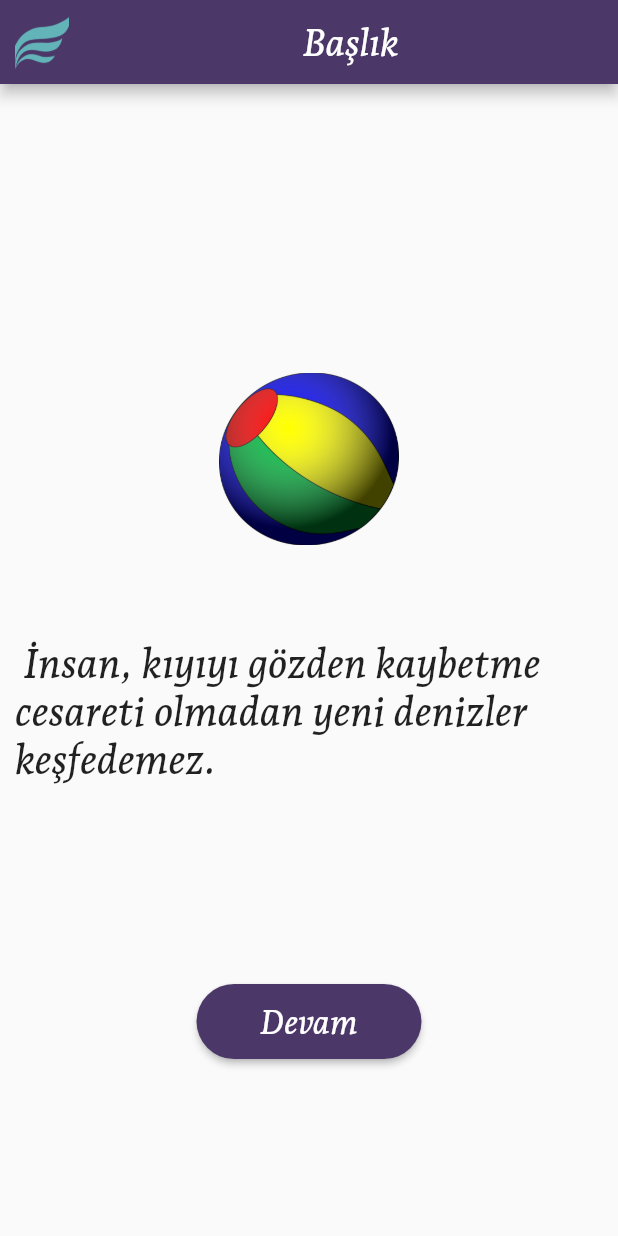
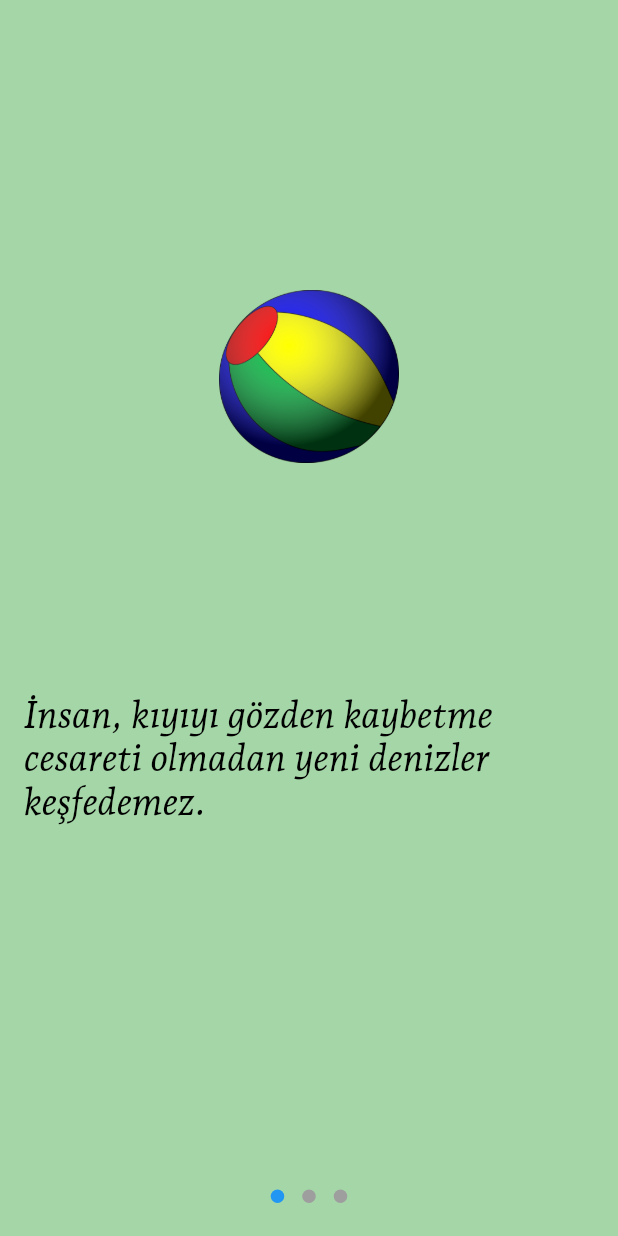
Before and after one commit to YusufEbinc/Onboarding, a Flutter app: the screen it shows after launch, on a phone screen of 412 x 824 dp. Run offline on Flutter 3.47's test engine with Material 2 defaults, Android fonts, the phone set to English and light mode, and no system bars; drawn by our look-alikes of introduction_screen.

Commit message:
splash screen

```diff
--- /dev/null
+++ b/lib/constants/constant_strings.dart
@@ -0,0 +1,3 @@
+class ConstantString {
+  String deger = 'lkmğlkmğlkmkm';
+}
--- a/lib/home_page.dart
+++ /dev/null
@@ -1,116 +0,0 @@
-import 'package:flutter/cupertino.dart';
-import 'package:flutter/material.dart';
-
-class HomePage extends StatefulWidget {
-  const HomePage({Key? key}) : super(key: key);
-
-  @override
-  State<HomePage> createState() => _HomePageState();
-}
-
-class _HomePageState extends State<HomePage> {
-  String title =
-      ' İnsan, kıyıyı gözden kaybetme cesareti olmadan yeni denizler keşfedemez.';
-
-  @override
-  Widget build(BuildContext context) {
-    return Scaffold(
-      appBar: AppBar(
-        title: Center(
-            child: Text(
-          'Başlık',
-          style: Theme.of(context)
-              .textTheme
-              .bodyText1!
-              .copyWith(color: Colors.white),
-        )),
-        leading: Padding(
-          padding: const EdgeInsets.all(10),
-          child: Image.asset(
-            "assets/images/logo.png",
-            color: const Color(0xFF63B4B8),
-            fit: BoxFit.cover,
-          ),
-        ),
-      ),
-      body: Column(
-        mainAxisAlignment: MainAxisAlignment.spaceEvenly,
-        children: [
-          const AnimatedImage(),
-          Padding(
-            padding: const EdgeInsets.symmetric(vertical: 15, horizontal: 10),
-            child: Text(
-              title,
-              style:
-                  Theme.of(context).textTheme.bodyText1!.copyWith(fontSize: 27),
-            ),
-          ),
-          SizedBox(
-            height: 50,
-            width: 150,
-            child: ElevatedButton(
-              child: Text(
-                'Devam',
-                style: Theme.of(context)
-                    .textTheme
-                    .bodyText1!
-                    .copyWith(fontSize: 22, color: Colors.white),
-              ),
-              onPressed: () {},
-              style: ElevatedButton.styleFrom(
-                primary: const Color(0xFF4B3869),
-                shape: RoundedRectangleBorder(
-                  borderRadius: BorderRadius.circular(30),
-                ),
-              ),
-            ),
-          )
-        ],
-      ),
-    );
-  }
-}
-
-class AnimatedImage extends StatefulWidget {
-  const AnimatedImage({Key? key}) : super(key: key);
-
-  @override
-  _AnimatedImageState createState() => _AnimatedImageState();
-}
-
-class _AnimatedImageState extends State<AnimatedImage>
-    with SingleTickerProviderStateMixin {
-  late final AnimationController controller;
-  late Animation<Offset> animation;
-  @override
-  void initState() {
-    super.initState();
-
-    controller =
-        AnimationController(vsync: this, duration: const Duration(seconds: 3))
-          ..repeat(reverse: true);
-
-    animation = Tween(
-      begin: Offset.zero,
-      end: const Offset(0.0, 1.0),
-    ).animate(controller);
-  }
-
-  @override
-  void dispose() {
-    super.dispose();
-    controller.dispose();
-  }
-
-  @override
-  Widget build(BuildContext context) {
-    return SlideTransition(
-      position: animation,
-      child: Image.asset(
-        "assets/images/top.png",
-        height: 120,
-        width: 120,
-      ),
-    );
-  }
-}
--- a/lib/main.dart
+++ b/lib/main.dart
@@ -1,6 +1,6 @@
 import 'package:flutter/material.dart';
 
-import 'package:flutter_my_widget/home_page.dart';
+import 'package:flutter_my_widget/views/screens/onboarding.dart';
 
 void main() => runApp(const MyApp());
 
@@ -20,7 +20,7 @@ class MyApp extends StatelessWidget {
       ),
       title: 'Material App',
       debugShowCheckedModeBanner: false,
-      home: const HomePage(),
+      home: const OnboardingPage(),
     );
   }
 }
--- /dev/null
+++ b/lib/views/screens/home_page.dart
@@ -0,0 +1,44 @@
+import 'package:flutter/cupertino.dart';
+import 'package:flutter/material.dart';
+
+import 'package:flutter_my_widget/views/widgets/text_widget.dart';
+
+class HomePage extends StatefulWidget {
+  const HomePage({Key? key}) : super(key: key);
+
+  @override
+  State<HomePage> createState() => _HomePageState();
+}
+
+class _HomePageState extends State<HomePage> {
+  @override
+  Widget build(BuildContext context) {
+    return Scaffold(
+      appBar: AppBar(
+        title: Center(
+            child: Text(
+          'Başlık',
+          style: Theme.of(context)
+              .textTheme
+              .bodyText1!
+              .copyWith(color: Colors.white),
+        )),
+        leading: Padding(
+          padding: const EdgeInsets.all(10),
+          child: Image.asset(
+            "assets/images/logo.png",
+            color: const Color(0xFF63B4B8),
+            fit: BoxFit.cover,
+          ),
+        ),
+      ),
+      body: const Center(
+        child: TextWidegt(
+            titleName: 'Home Page',
+            fontSize: 30,
+            fontName: 'Anda',
+            textColor: Colors.black),
+      ),
+    );
+  }
+}
--- /dev/null
+++ b/lib/views/screens/onboarding.dart
@@ -0,0 +1,79 @@
+import 'package:flutter/material.dart';
+
+import 'package:flutter_my_widget/views/screens/home_page.dart';
+import 'package:flutter_my_widget/views/widgets/animated_image.dart';
+import 'package:flutter_my_widget/views/widgets/text_widget.dart';
+import 'package:introduction_screen/introduction_screen.dart';
+
+class OnboardingPage extends StatefulWidget {
+  const OnboardingPage({Key? key}) : super(key: key);
+
+  @override
+  State<OnboardingPage> createState() => _OnboardingPageState();
+}
+
+class _OnboardingPageState extends State<OnboardingPage> {
+  @override
+  Widget build(BuildContext context) {
+    List<String> onboardingTitle = [
+      'İnsan, kıyıyı gözden kaybetme cesareti olmadan yeni denizler keşfedemez.',
+      'Bu hayatta her şey zor olsa da hiçbir zaman imkansız değildir.',
+      'Hiç kimse geriye gidip yeni bir başlangıç yapamaz; ama bugün yeni bir son yapıp yeniden başlayabilir.'
+    ];
+
+    return SafeArea(
+      child: IntroductionScreen(
+        pages: [
+          PageViewModel(
+            title: '',
+            bodyWidget: Center(
+              child: TextWidegt(
+                  titleName: onboardingTitle[0],
+                  fontSize: 25,
+                  fontName: 'Anda',
+                  textColor: Colors.black),
+            ),
+            image: const Center(child: AnimatedImage()),
+          ),
+          PageViewModel(
+            title: '',
+            bodyWidget: Center(
+              child: TextWidegt(
+                  titleName: onboardingTitle[1],
+                  fontSize: 25,
+                  fontName: 'Anda',
+                  textColor: Colors.black),
+            ),
+            image: const Center(child: AnimatedImage()),
+          ),
+          PageViewModel(
+            title: '',
+            bodyWidget: Center(
+              child: TextWidegt(
+                  titleName: onboardingTitle[2],
+                  fontSize: 25,
+                  fontName: 'Anda',
+                  textColor: Colors.black),
+            ),
+            image: const Center(child: AnimatedImage()),
+          ),
+        ],
+        done: const Icon(
+          Icons.arrow_forward,
+          size: 30,
+          color: Colors.black,
+        ),
+        onDone: () {
+          Navigator.push(context,
+              MaterialPageRoute(builder: (context) => const HomePage()));
+        },
+        showDoneButton: true,
+        showNextButton: false,
+        showSkipButton: false,
+        globalBackgroundColor: Colors.green.shade200,
+        skipColor: Colors.black,
+        nextColor: Colors.black,
+      ),
+    );
+  }
+}
--- /dev/null
+++ b/lib/views/widgets/animated_image.dart
@@ -0,0 +1,45 @@
+import 'package:flutter/material.dart';
+
+class AnimatedImage extends StatefulWidget {
+  const AnimatedImage({Key? key}) : super(key: key);
+
+  @override
+  _AnimatedImageState createState() => _AnimatedImageState();
+}
+
+class _AnimatedImageState extends State<AnimatedImage>
+    with SingleTickerProviderStateMixin {
+  late final AnimationController controller;
+  late Animation<Offset> animation;
+  @override
+  void initState() {
+    super.initState();
+
+    controller =
+        AnimationController(vsync: this, duration: const Duration(seconds: 3))
+          ..repeat(reverse: true);
+
+    animation = Tween(
+      begin: Offset.zero,
+      end: const Offset(0.0, 1.0),
+    ).animate(controller);
+  }
+
+  @override
+  void dispose() {
+    super.dispose();
+    controller.dispose();
+  }
+
+  @override
+  Widget build(BuildContext context) {
+    return SlideTransition(
+      position: animation,
+      child: Image.asset(
+        "assets/images/top.png",
+        height: 120,
+        width: 120,
+      ),
+    );
+  }
+}
--- /dev/null
+++ b/lib/views/widgets/text_widget.dart
@@ -0,0 +1,26 @@
+import 'package:flutter/material.dart';
+
+class TextWidegt extends StatelessWidget {
+  final String titleName;
+  final double? fontSize;
+  final String fontName;
+  final Color textColor;
+
+  const TextWidegt({
+    Key? key,
+    required this.titleName,
+    required this.fontSize,
+    required this.fontName,
+    required this.textColor,
+  }) : super(key: key);
+
+  @override
+  Widget build(BuildContext context) {
+    return Text(titleName,
+        style: TextStyle(
+          fontSize: fontSize,
+          fontFamily: fontName,
+          color: textColor,
+        ));
+  }
+}
--- a/pubspec.yaml
+++ b/pubspec.yaml
@@ -29,6 +29,7 @@ environment:
 dependencies:
   flutter:
     sdk: flutter
+  introduction_screen: ^2.1.0
 
 
 
```
Also changed, not shown: pubspec.lock.
